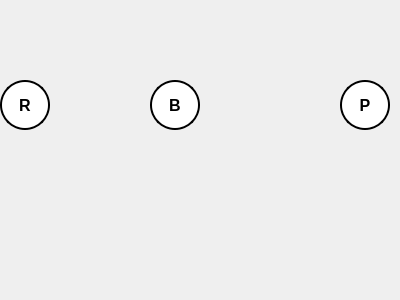
Qt form CSCN72030-project 3/autolights.ui (ladeee21/project3_Section2_Group2) before a commit.
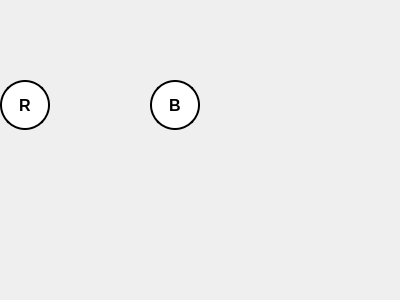
The same form after that commit.

The edit to the form file:
```diff
--- a/CSCN72030-project 3/autolights.ui
+++ b/CSCN72030-project 3/autolights.ui
@@ -61,30 +61,6 @@
     <string>B</string>
    </property>
   </widget>
-  <widget class="QPushButton" name="parkingButton">
-   <property name="geometry">
-    <rect>
-     <x>340</x>
-     <y>80</y>
-     <width>50</width>
-     <height>50</height>
-    </rect>
-   </property>
-   <property name="styleSheet">
-    <string>
-                    QPushButton {
-                    border: 2px solid black;
-                    border-radius: 25px;
-                    background-color: white;
-                    font-size: 16px;
-                    font-weight: bold;
-                    }
-                </string>
-   </property>
-   <property name="text">
-    <string>P</string>
-   </property>
-  </widget>
  </widget>
  <resources/>
  <connections/>
```
Left out of the diff: 28 changed lines with no effect on the pictures. Lines whose indentation alone changed are shown as unchanged.
